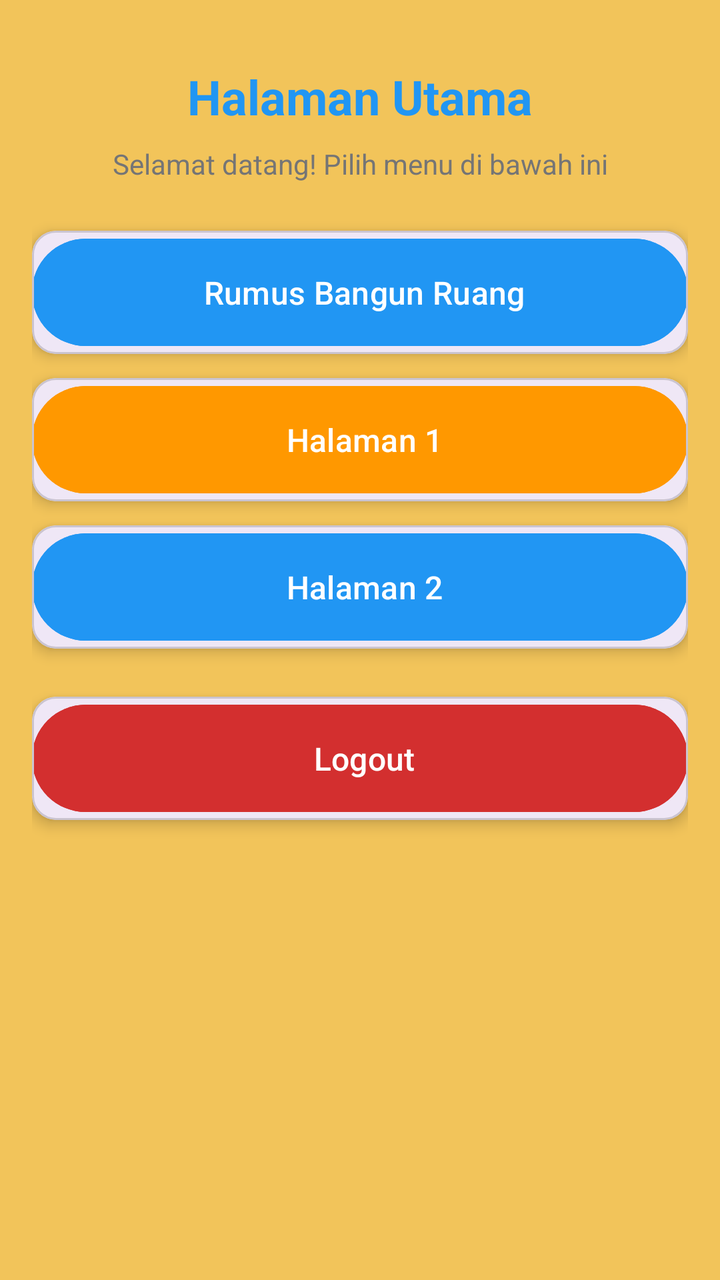
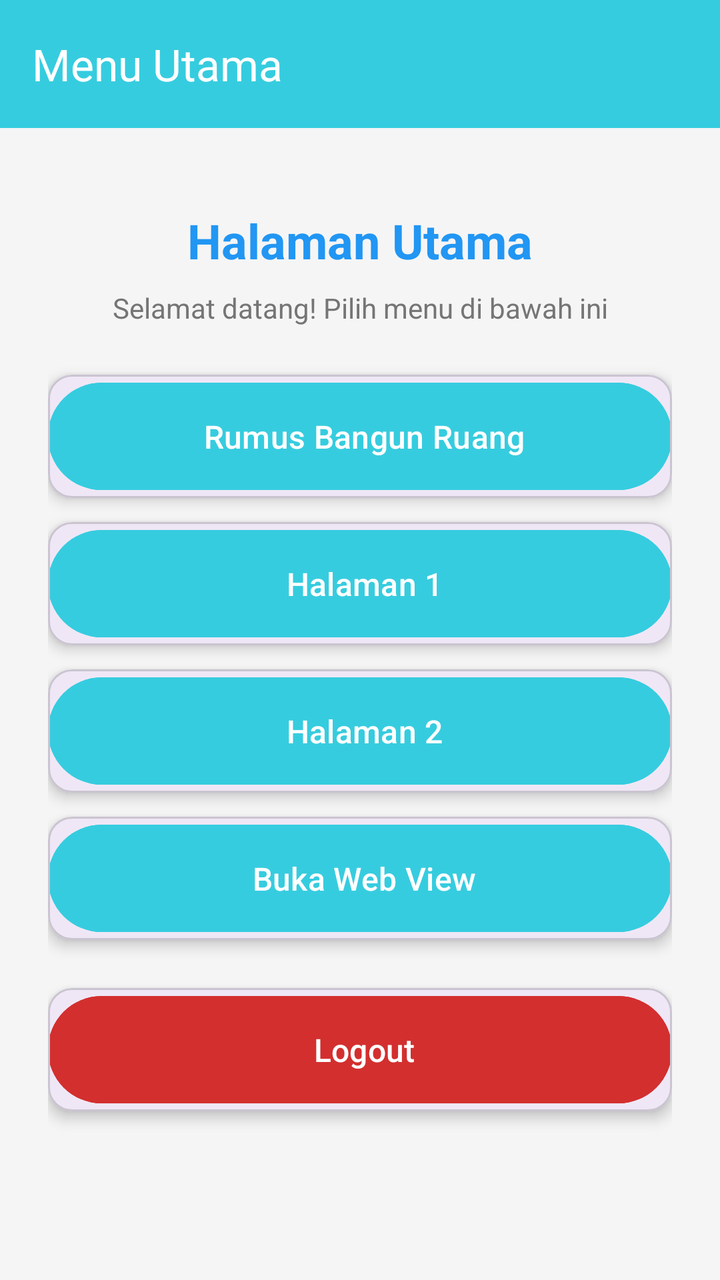

Two renders of the same Android screen: before a commit and after it. Below are the layout's source before the change and the commit's diff.
<!-- AndroidManifest.xml: application theme Theme.Amelcat -->
<!-- res/layout/activity_main.xml -->
<?xml version="1.0" encoding="utf-8"?>
<androidx.core.widget.NestedScrollView xmlns:android="http://schemas.android.com/apk/res/android"
    xmlns:app="http://schemas.android.com/apk/res-auto"
    xmlns:tools="http://schemas.android.com/tools"
    android:layout_width="match_parent"
    android:layout_height="match_parent"
    android:background="#F2C45A"
    tools:context=".tugasp4.MainActivity">

    <androidx.constraintlayout.widget.ConstraintLayout
        android:id="@+id/main"
        android:layout_width="match_parent"
        android:layout_height="wrap_content"
        android:padding="16dp">

        <TextView
            android:id="@+id/tvJudul"
            android:layout_width="wrap_content"
            android:layout_height="wrap_content"
            android:text="Halaman Utama"
            android:textSize="24sp"
            android:textStyle="bold"
            android:textColor="@color/primary"
            app:layout_constraintEnd_toEndOf="parent"
            app:layout_constraintStart_toStartOf="parent"
            app:layout_constraintTop_toTopOf="parent"
            android:layout_marginTop="16dp"/>

        <TextView
            android:id="@+id/tvDeskripsi"
            android:layout_width="wrap_content"
            android:layout_height="wrap_content"
            android:text="Selamat datang! Pilih menu di bawah ini"
            android:textSize="14sp"
            android:textColor="@color/text_secondary"
            app:layout_constraintEnd_toEndOf="parent"
            app:layout_constraintStart_toStartOf="parent"
            app:layout_constraintTop_toBottomOf="@id/tvJudul"
            android:layout_marginTop="8dp"/>

        
        <com.google.android.material.card.MaterialCardView
            android:id="@+id/cardRumus"
            android:layout_width="0dp"
            android:layout_height="wrap_content"
            android:layout_marginTop="24dp"
            app:cardCornerRadius="12dp"
            app:cardElevation="4dp"
            app:layout_constraintEnd_toEndOf="parent"
            app:layout_constraintStart_toStartOf="parent"
            app:layout_constraintTop_toBottomOf="@id/tvDeskripsi">

            <Button
                android:id="@+id/btnRumus"
                android:layout_width="match_parent"
                android:layout_height="wrap_content"
                android:text=" Rumus Bangun Ruang"
                android:textSize="16sp"
                android:padding="16dp"
                android:backgroundTint="@color/primary"
                style="@style/Widget.Material3.Button" />

        </com.google.android.material.card.MaterialCardView>

        
        <com.google.android.material.card.MaterialCardView
            android:id="@+id/cardCustom1"
            android:layout_width="0dp"
            android:layout_height="wrap_content"
            android:layout_marginTop="12dp"
            app:cardCornerRadius="12dp"
            app:cardElevation="4dp"
            app:layout_constraintEnd_toEndOf="parent"
            app:layout_constraintStart_toStartOf="parent"
            app:layout_constraintTop_toBottomOf="@id/cardRumus">

            <Button
                android:id="@+id/btnCustom1"
                android:layout_width="match_parent"
                android:layout_height="wrap_content"
                android:text=" Halaman 1"
                android:textSize="16sp"
                android:padding="16dp"
                android:backgroundTint="@color/accent"
                style="@style/Widget.Material3.Button" />

        </com.google.android.material.card.MaterialCardView>

        
        <com.google.android.material.card.MaterialCardView
            android:id="@+id/cardCustom2"
            android:layout_width="0dp"
            android:layout_height="wrap_content"
            android:layout_marginTop="12dp"
            app:cardCornerRadius="12dp"
            app:cardElevation="4dp"
            app:layout_constraintEnd_toEndOf="parent"
            app:layout_constraintStart_toStartOf="parent"
            app:layout_constraintTop_toBottomOf="@id/cardCustom1">

            <Button
                android:id="@+id/btnCustom2"
                android:layout_width="match_parent"
                android:layout_height="wrap_content"
                android:text=" Halaman 2"
                android:textSize="16sp"
                android:padding="16dp"
                android:backgroundTint="@color/primary"
                style="@style/Widget.Material3.Button" />

        </com.google.android.material.card.MaterialCardView>

        
        <com.google.android.material.card.MaterialCardView
            android:id="@+id/cardLogout"
            android:layout_width="0dp"
            android:layout_height="wrap_content"
            android:layout_marginTop="24dp"
            app:cardCornerRadius="12dp"
            app:cardElevation="4dp"
            app:layout_constraintEnd_toEndOf="parent"
            app:layout_constraintStart_toStartOf="parent"
            app:layout_constraintTop_toBottomOf="@id/cardCustom2"
            app:layout_constraintBottom_toBottomOf="parent"
            android:layout_marginBottom="16dp">

            <Button
                android:id="@+id/btnLogout"
                android:layout_width="match_parent"
                android:layout_height="wrap_content"
                android:text=" Logout"
                android:textSize="16sp"
                android:padding="16dp"
                android:backgroundTint="@color/error"
                style="@style/Widget.Material3.Button" />

        </com.google.android.material.card.MaterialCardView>

    </androidx.constraintlayout.widget.ConstraintLayout>
</androidx.core.widget.NestedScrollView>
<!-- resources referenced by this layout -->
<resources>
  <color name="accent">#FF9800</color>
  <color name="error">#D32F2F</color>
  <color name="primary">#2196F3</color>
  <color name="text_secondary">#757575</color>
  <style name="Theme.Amelcat" parent="Base.Theme.Amelcat" />
  <style name="Base.Theme.Amelcat" parent="Theme.Material3.DayNight.NoActionBar">
          
          
      </style>
</resources>

<!-- the commit's change to res/layout/activity_main.xml (unified diff, before → after) -->
@@ -1,140 +1,182 @@
 <?xml version="1.0" encoding="utf-8"?>
-<androidx.core.widget.NestedScrollView xmlns:android="http://schemas.android.com/apk/res/android"
+<androidx.constraintlayout.widget.ConstraintLayout
+    xmlns:android="http://schemas.android.com/apk/res/android"
     xmlns:app="http://schemas.android.com/apk/res-auto"
     xmlns:tools="http://schemas.android.com/tools"
     android:layout_width="match_parent"
     android:layout_height="match_parent"
-    android:background="#F2C45A"
+    android:background="#F5F5F5"
     tools:context=".tugasp4.MainActivity">
 
-    <androidx.constraintlayout.widget.ConstraintLayout
-        android:id="@+id/main"
+    <com.google.android.material.appbar.MaterialToolbar
+        android:id="@+id/toolbar"
         android:layout_width="match_parent"
-        android:layout_height="wrap_content"
-        android:padding="16dp">
+        android:layout_height="?attr/actionBarSize"
+        android:background="@color/accent"
+        android:elevation="4dp"
+        app:title="Menu Utama"
+        app:titleTextColor="@android:color/white"
+        app:layout_constraintEnd_toEndOf="parent"
+        app:layout_constraintStart_toStartOf="parent"
+        app:layout_constraintTop_toTopOf="parent" />
 
-        <TextView
-            android:id="@+id/tvJudul"
-            android:layout_width="wrap_content"
+    <androidx.core.widget.NestedScrollView
+        android:layout_width="match_parent"
+        android:layout_height="0dp"
+        app:layout_constraintBottom_toBottomOf="parent"
+        app:layout_constraintEnd_toEndOf="parent"
+        app:layout_constraintStart_toStartOf="parent"
+        app:layout_constraintTop_toBottomOf="@id/toolbar">
+
+        <androidx.constraintlayout.widget.ConstraintLayout
+            android:id="@+id/main"
+            android:layout_width="match_parent"
             android:layout_height="wrap_content"
-            android:text="Halaman Utama"
-            android:textSize="24sp"
-            android:textStyle="bold"
-            android:textColor="@color/primary"
-            app:layout_constraintEnd_toEndOf="parent"
-            app:layout_constraintStart_toStartOf="parent"
-            app:layout_constraintTop_toTopOf="parent"
-            android:layout_marginTop="16dp"/>
+            android:padding="24dp">
 
-        <TextView
-            android:id="@+id/tvDeskripsi"
-            android:layout_width="wrap_content"
-            android:layout_height="wrap_content"
-            android:text="Selamat datang! Pilih menu di bawah ini"
-            android:textSize="14sp"
-            android:textColor="@color/text_secondary"
-            app:layout_constraintEnd_toEndOf="parent"
-            app:layout_constraintStart_toStartOf="parent"
-            app:layout_constraintTop_toBottomOf="@id/tvJudul"
-            android:layout_marginTop="8dp"/>
+            <TextView
+                android:id="@+id/tvJudul"
+                android:layout_width="wrap_content"
+                android:layout_height="wrap_content"
+                android:layout_marginTop="16dp"
+                android:text="Halaman Utama"
+                android:textColor="@color/primary"
+                android:textSize="24sp"
+                android:textStyle="bold"
+                app:layout_constraintEnd_toEndOf="parent"
+                app:layout_constraintStart_toStartOf="parent"
+                app:layout_constraintTop_toTopOf="parent" />
 
-        
-        <com.google.android.material.card.MaterialCardView
-            android:id="@+id/cardRumus"
-            android:layout_width="0dp"
-            android:layout_height="wrap_content"
-            android:layout_marginTop="24dp"
-            app:cardCornerRadius="12dp"
-            app:cardElevation="4dp"
-            app:layout_constraintEnd_toEndOf="parent"
-            app:layout_constraintStart_toStartOf="parent"
-            app:layout_constraintTop_toBottomOf="@id/tvDeskripsi">
+            <TextView
+                android:id="@+id/tvDeskripsi"
+                android:layout_width="wrap_content"
+                android:layout_height="wrap_content"
+                android:layout_marginTop="8dp"
+                android:text="Selamat datang! Pilih menu di bawah ini"
+                android:textColor="@color/text_secondary"
+                android:textSize="14sp"
+                app:layout_constraintEnd_toEndOf="parent"
+                app:layout_constraintStart_toStartOf="parent"
+                app:layout_constraintTop_toBottomOf="@id/tvJudul" />
 
-            <Button
-                android:id="@+id/btnRumus"
-                android:layout_width="match_parent"
+            <com.google.android.material.card.MaterialCardView
+                android:id="@+id/cardRumus"
+                android:layout_width="0dp"
                 android:layout_height="wrap_content"
-                android:text=" Rumus Bangun Ruang"
-                android:textSize="16sp"
-                android:padding="16dp"
-                android:backgroundTint="@color/primary"
-                style="@style/Widget.Material3.Button" />
+                android:layout_marginTop="24dp"
+                app:cardCornerRadius="12dp"
+                app:cardElevation="4dp"
+                app:layout_constraintEnd_toEndOf="parent"
+                app:layout_constraintStart_toStartOf="parent"
+                app:layout_constraintTop_toBottomOf="@id/tvDeskripsi">
 
-        </com.google.android.material.card.MaterialCardView>
+                <Button
+                    android:id="@+id/btnRumus"
+                    style="@style/Widget.Material3.Button"
+                    android:layout_width="match_parent"
+                    android:layout_height="wrap_content"
+                    android:backgroundTint="@color/accent"
+                    android:padding="16dp"
+                    android:text=" Rumus Bangun Ruang"
+                    android:textSize="16sp" />
 
-        
-        <com.google.android.material.card.MaterialCardView
-            android:id="@+id/cardCustom1"
-            android:layout_width="0dp"
-            android:layout_height="wrap_content"
-            android:layout_marginTop="12dp"
-            app:cardCornerRadius="12dp"
-            app:cardElevation="4dp"
-            app:layout_constraintEnd_toEndOf="parent"
-            app:layout_constraintStart_toStartOf="parent"
-            app:layout_constraintTop_toBottomOf="@id/cardRumus">
+            </com.google.android.material.card.MaterialCardView>
 
-            <Button
-                android:id="@+id/btnCustom1"
-                android:layout_width="match_parent"
+            <com.google.android.material.card.MaterialCardView
+                android:id="@+id/cardCustom1"
+                android:layout_width="0dp"
                 android:layout_height="wrap_content"
-                android:text=" Halaman 1"
-                android:textSize="16sp"
-                android:padding="16dp"
-                android:backgroundTint="@color/accent"
-                style="@style/Widget.Material3.Button" />
+                android:layout_marginTop="12dp"
+                app:cardCornerRadius="12dp"
+                app:cardElevation="4dp"
+                app:layout_constraintEnd_toEndOf="parent"
+                app:layout_constraintStart_toStartOf="parent"
+                app:layout_constraintTop_toBottomOf="@id/cardRumus">
 
-        </com.google.android.material.card.MaterialCardView>
+                <Button
+                    android:id="@+id/btnCustom1"
+                    style="@style/Widget.Material3.Button"
+                    android:layout_width="match_parent"
+                    android:layout_height="wrap_content"
+                    android:backgroundTint="@color/accent"
+                    android:padding="16dp"
+                    android:text=" Halaman 1"
+                    android:textSize="16sp" />
 
-        
-        <com.google.android.material.card.MaterialCardView
-            android:id="@+id/cardCustom2"
-            android:layout_width="0dp"
-            android:layout_height="wrap_content"
-            android:layout_marginTop="12dp"
-            app:cardCornerRadius="12dp"
-            app:cardElevation="4dp"
-            app:layout_constraintEnd_toEndOf="parent"
-            app:layout_constraintStart_toStartOf="parent"
-            app:layout_constraintTop_toBottomOf="@id/cardCustom1">
+            </com.google.android.material.card.MaterialCardView>
 
-            <Button
-                android:id="@+id/btnCustom2"
-                android:layout_width="match_parent"
+            <com.google.android.material.card.MaterialCardView
+                android:id="@+id/cardCustom2"
+                android:layout_width="0dp"
                 android:layout_height="wrap_content"
-                android:text=" Halaman 2"
-                android:textSize="16sp"
-                android:padding="16dp"
-                android:backgroundTint="@color/primary"
-                style="@style/Widget.Material3.Button" />
+                android:layout_marginTop="12dp"
+                app:cardCornerRadius="12dp"
+                app:cardElevation="4dp"
+                app:layout_constraintEnd_toEndOf="parent"
+                app:layout_constraintStart_toStartOf="parent"
+                app:layout_constraintTop_toBottomOf="@id/cardCustom1">
 
-        </com.google.android.material.card.MaterialCardView>
+                <Button
+                    android:id="@+id/btnCustom2"
+                    style="@style/Widget.Material3.Button"
+                    android:layout_width="match_parent"
+                    android:layout_height="wrap_content"
+                    android:backgroundTint="@color/accent"
+                    android:padding="16dp"
+                    android:text=" Halaman 2"
+                    android:textSize="16sp" />
 
-        
-        <com.google.android.material.card.MaterialCardView
-            android:id="@+id/cardLogout"
-            android:layout_width="0dp"
-            android:layout_height="wrap_content"
-            android:layout_marginTop="24dp"
-            app:cardCornerRadius="12dp"
-            app:cardElevation="4dp"
-            app:layout_constraintEnd_toEndOf="parent"
-            app:layout_constraintStart_toStartOf="parent"
-            app:layout_constraintTop_toBottomOf="@id/cardCustom2"
-            app:layout_constraintBottom_toBottomOf="parent"
-            android:layout_marginBottom="16dp">
+            </com.google.android.material.card.MaterialCardView>
 
-            <Button
-                android:id="@+id/btnLogout"
-                android:layout_width="match_parent"
+            <com.google.android.material.card.MaterialCardView
+                android:id="@+id/cardWebView"
+                android:layout_width="0dp"
                 android:layout_height="wrap_content"
-                android:text=" Logout"
-                android:textSize="16sp"
-                android:padding="16dp"
-                android:backgroundTint="@color/error"
-                style="@style/Widget.Material3.Button" />
+                android:layout_marginTop="12dp"
+                app:cardCornerRadius="12dp"
+                app:cardElevation="4dp"
+                app:layout_constraintEnd_toEndOf="parent"
+                app:layout_constraintStart_toStartOf="parent"
+                app:layout_constraintTop_toBottomOf="@id/cardCustom2">
 
-        </com.google.android.material.card.MaterialCardView>
+                <Button
+                    android:id="@+id/btnWebView"
+                    style="@style/Widget.Material3.Button"
+                    android:layout_width="match_parent"
+                    android:layout_height="wrap_content"
+                    android:backgroundTint="@color/accent"
+                    android:padding="16dp"
+                    android:text=" Buka Web View"
+                    android:textSize="16sp" />
 
-    </androidx.constraintlayout.widget.ConstraintLayout>
-</androidx.core.widget.NestedScrollView>
+            </com.google.android.material.card.MaterialCardView>
+
+            <com.google.android.material.card.MaterialCardView
+                android:id="@+id/cardLogout"
+                android:layout_width="0dp"
+                android:layout_height="wrap_content"
+                android:layout_marginTop="24dp"
+                android:layout_marginBottom="16dp"
+                app:cardCornerRadius="12dp"
+                app:cardElevation="4dp"
+                app:layout_constraintBottom_toBottomOf="parent"
+                app:layout_constraintEnd_toEndOf="parent"
+                app:layout_constraintStart_toStartOf="parent"
+                app:layout_constraintTop_toBottomOf="@id/cardWebView">
+
+                <Button
+                    android:id="@+id/btnLogout"
+                    style="@style/Widget.Material3.Button"
+                    android:layout_width="match_parent"
+                    android:layout_height="wrap_content"
+                    android:backgroundTint="@color/error"
+                    android:padding="16dp"
+                    android:text=" Logout"
+                    android:textSize="16sp" />
+
+            </com.google.android.material.card.MaterialCardView>
+
+        </androidx.constraintlayout.widget.ConstraintLayout>
+    </androidx.core.widget.NestedScrollView>
+
+</androidx.constraintlayout.widget.ConstraintLayout>
<!-- resource entries referenced after the edit -->
@@ -1,6 +1,6 @@
 <!-- resources referenced by this layout -->
 <resources>
-  <color name="accent">#FF9800</color>
+  <color name="accent">#36ccdf</color>
   <color name="error">#D32F2F</color>
   <color name="primary">#2196F3</color>
   <color name="text_secondary">#757575</color>
